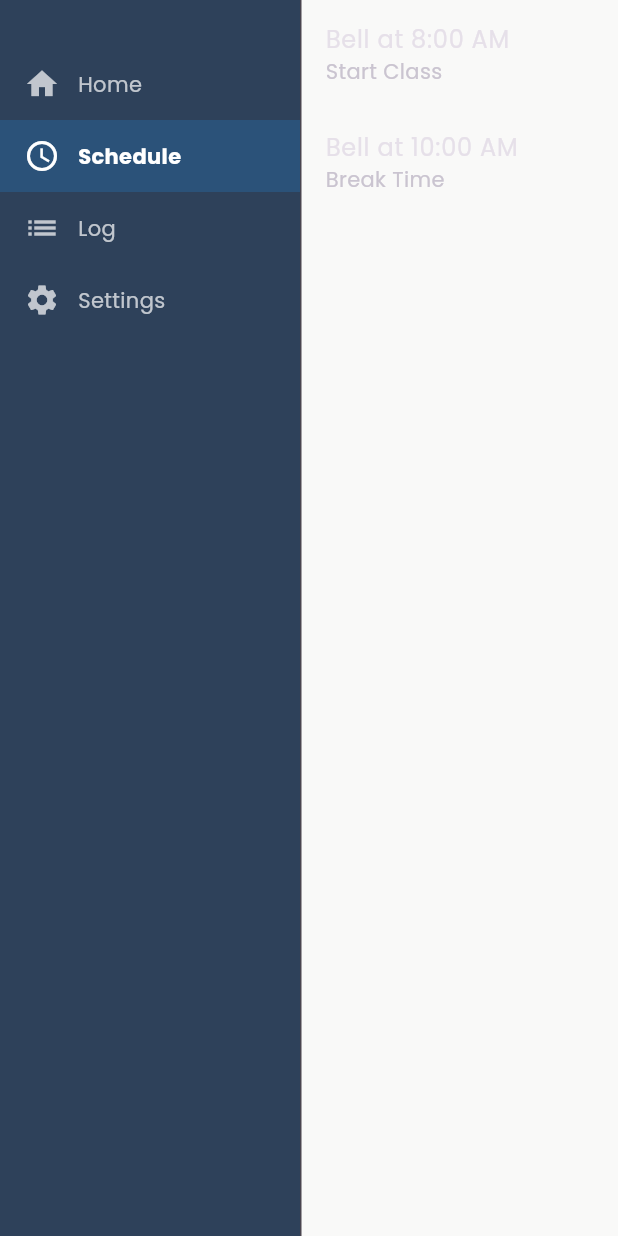
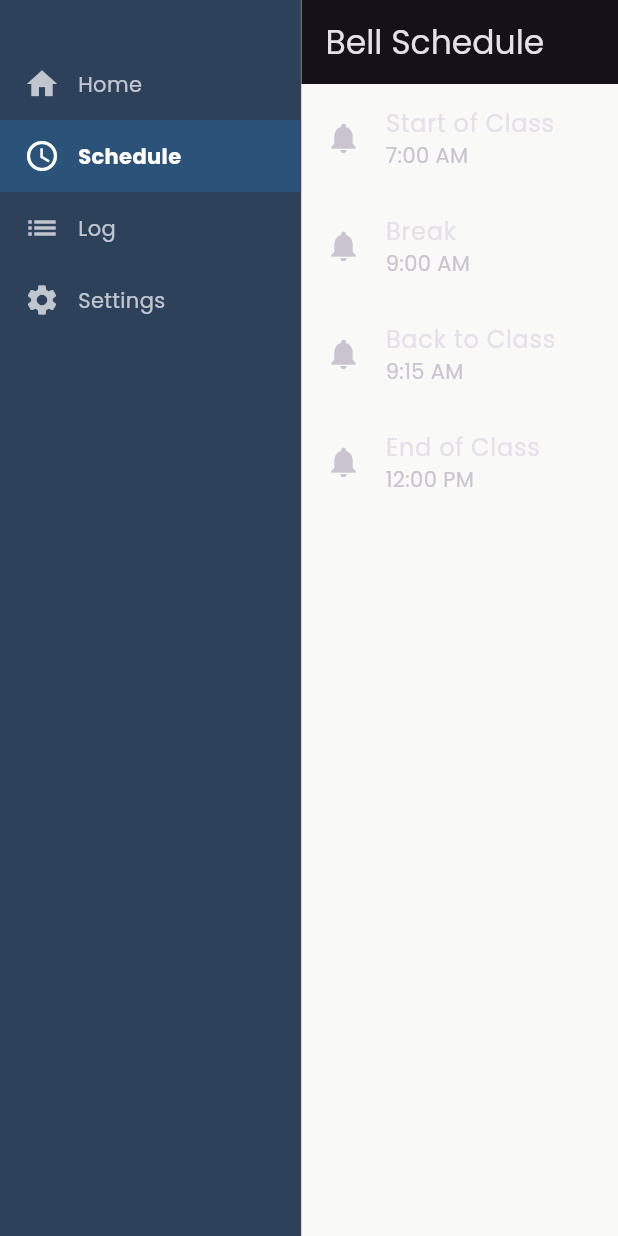
Before and after one commit to DzikriNWP/CLO2_TB_KPL, a Flutter app: the screen it shows after launch, after a tap on "Schedule", on a phone screen of 412 x 824 dp. Run offline on Flutter 3.47's test engine with Material 3 defaults, Android fonts, the phone set to English and light mode, and no system bars; our stand-ins replace google_fonts.

Commit message:
update with table driven and code reuse/library constructions

```diff
--- /dev/null
+++ b/lib/data/bell_schedule_table.dart
@@ -0,0 +1,6 @@
+final List<Map<String, String>> bellScheduleTable = [
+  {'time': '07:00', 'label': 'Start of Class'},
+  {'time': '09:00', 'label': 'Break'},
+  {'time': '09:15', 'label': 'Back to Class'},
+  {'time': '12:00', 'label': 'End of Class'},
+];
--- a/lib/pages/schedule_page.dart
+++ b/lib/pages/schedule_page.dart
@@ -1,22 +1,33 @@
 import 'package:flutter/material.dart';
-import '../models/bell_schedule.dart';
+import '../data/bell_schedule_table.dart';
+import '../utils/time_utils.dart';
 
 class SchedulePage extends StatelessWidget {
   const SchedulePage({super.key});
 
   @override
   Widget build(BuildContext context) {
-    final schedules = BellSchedule.defaultSchedules();
-
-    return ListView.builder(
-      itemCount: schedules.length,
-      itemBuilder: (context, index) {
-        final schedule = schedules[index];
-        return ListTile(
-          title: Text('Bell at ${schedule.time.format(context)}'),
-          subtitle: Text(schedule.label),
-        );
-      },
+    return Scaffold(
+      appBar: AppBar(title: const Text('Bell Schedule')),
+      body: ListView.builder(
+        itemCount: bellScheduleTable.length,
+        itemBuilder: (context, index) {
+          final item = bellScheduleTable[index];
+          return ListTile(
+            title: Text(item['label']!),
+            subtitle: Text(TimeUtils.formatTime(item['time']!)),
+            leading: const Icon(Icons.notifications),
+          );
+        },
+      ),
     );
   }
 }
+
+void validateAndPrintTime(String inputTime) {
+  if (!TimeUtils.isValidTimeFormat(inputTime)) {
+    debugPrint('Format waktu tidak valid: $inputTime');
+  } else {
+    debugPrint('Format waktu valid: ${TimeUtils.formatTime(inputTime)}');
+  }
+}
--- /dev/null
+++ b/lib/utils/time_utils.dart
@@ -0,0 +1,15 @@
+class TimeUtils {
+  static bool isValidTimeFormat(String time) {
+    final regex = RegExp(r'^([01]\d|2[0-3]):([0-5]\d)$');
+    return regex.hasMatch(time);
+  }
+
+  static String formatTime(String time24h) {
+    final parts = time24h.split(':');
+    final hour = int.parse(parts[0]);
+    final minute = parts[1];
+    final period = hour >= 12 ? 'PM' : 'AM';
+    final hour12 = hour % 12 == 0 ? 12 : hour % 12;
+    return '$hour12:$minute $period';
+  }
+}
```
